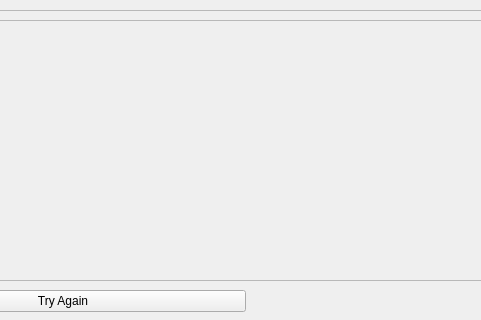
Qt form app/benchmarkwindow.ui (Succworth/Software-Engineering-Project) before a commit; both pictures show x 140 to 621 and y 0 to 320 of the 783 by 577 pixel window.
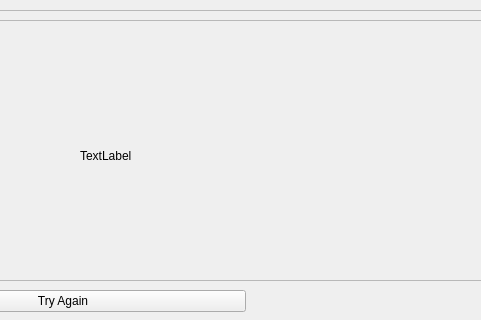
The same form after that commit.

Commit message: Finished to-do list in benchmark.cpp

The edit to the form file:
```diff
--- a/app/benchmarkwindow.ui
+++ b/app/benchmarkwindow.ui
@@ -137,6 +137,19 @@
          </item>
         </layout>
        </widget>
+       <widget class="QLabel" name="Score">
+        <property name="geometry">
+         <rect>
+          <x>200</x>
+          <y>50</y>
+          <width>321</width>
+          <height>171</height>
+         </rect>
+        </property>
+        <property name="text">
+         <string>TextLabel</string>
+        </property>
+       </widget>
       </widget>
      </item>
     </layout>
```
Left out of the diff: 2 changed lines with no effect on the pictures. The commit also changes 2 other files.
